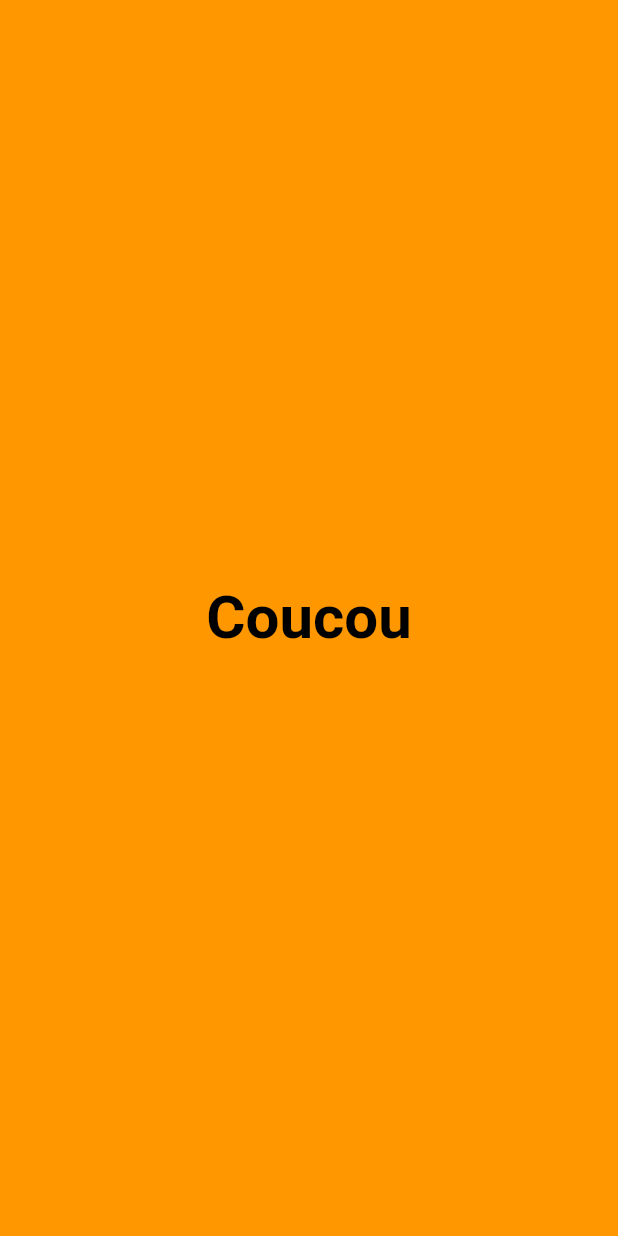
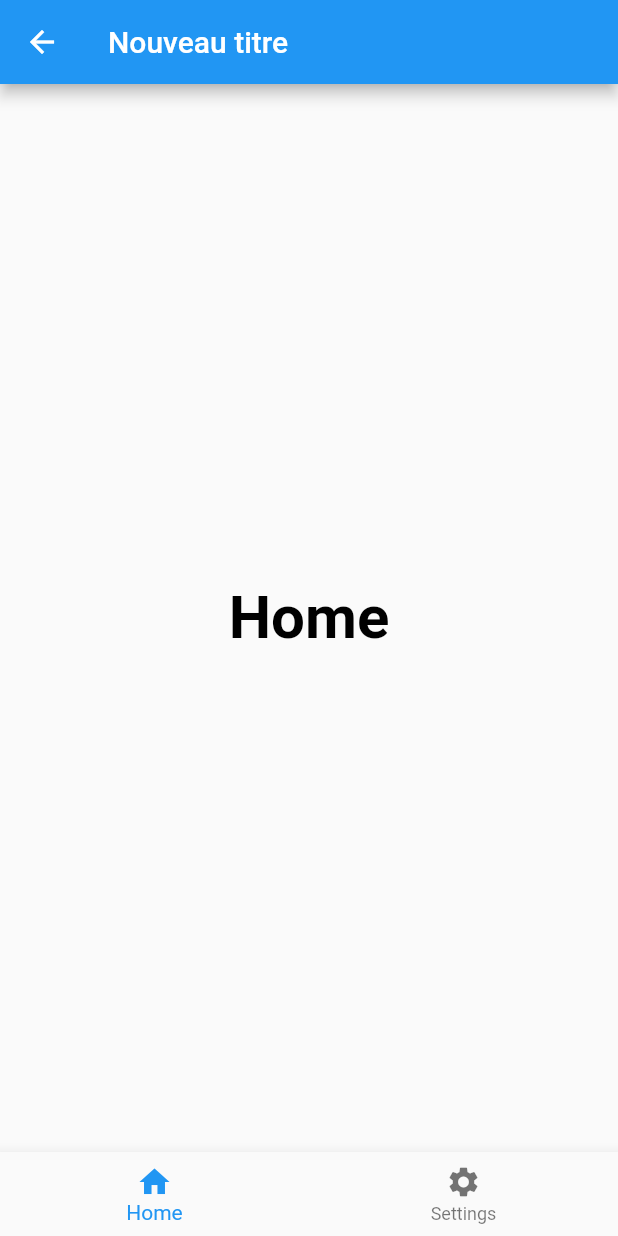
Before and after one commit to ThomasEcalle/al_1_flutter, a Flutter app: the screen it shows after launch, on a phone screen of 412 x 824 dp. Run offline on Flutter 3.47's test engine with Material 2 defaults, Android fonts, the light colour scheme and no system bars.

Commit message:
WIP Stateful

```diff
--- a/lib/main.dart
+++ b/lib/main.dart
@@ -1,3 +1,5 @@
+import 'package:al_1/ui/home_screen/home_screen.dart';
+import 'package:al_1/ui/settings/settings_screen.dart';
 import 'package:flutter/material.dart';
 
 void main() {
@@ -19,24 +21,64 @@ class MyApp extends StatelessWidget {
           ),
         ),
       ),
-      home: Home(),
+      home: const Home(
+        title: 'Nouveau titre',
+      ),
     );
   }
 }
 
-class Home extends StatelessWidget {
-  const Home({Key? key}) : super(key: key);
+class Home extends StatefulWidget {
+  const Home({
+    Key? key,
+    required this.title,
+  }) : super(key: key);
+
+  final String title;
+
+  @override
+  State<Home> createState() => _HomeState();
+}
+
+class _HomeState extends State<Home> {
+  int _currentIndex = 0;
+
+  final List<Widget> _screens = [
+    const HomeScreen(),
+    const SettingsScreen(),
+  ];
+
+  String get title => widget.title;
 
   @override
   Widget build(BuildContext context) {
-    return Container(
-      color: Colors.orange,
-      child: Center(
-        child: Text(
-          'Coucou',
-          style: Theme.of(context).textTheme.headline1,
-        ),
+    return Scaffold(
+      appBar: AppBar(
+        leading: const Icon(Icons.arrow_back),
+        title: Text(widget.title),
+      ),
+      body: _screens[_currentIndex],
+      bottomNavigationBar: BottomNavigationBar(
+        onTap: _onClicked,
+        currentIndex: _currentIndex,
+        items: const [
+          BottomNavigationBarItem(
+            icon: Icon(Icons.home),
+            label: 'Home',
+          ),
+          BottomNavigationBarItem(
+            icon: Icon(Icons.settings),
+            label: 'Settings',
+          ),
+        ],
       ),
     );
   }
+
+  void _onClicked(int newIndex) {
+    setState(() {
+      _currentIndex = newIndex;
+    });
+    print('_currentIndex = $_currentIndex');
+  }
 }
--- /dev/null
+++ b/lib/ui/home_screen/home_screen.dart
@@ -0,0 +1,15 @@
+import 'package:flutter/material.dart';
+
+class HomeScreen extends StatelessWidget {
+  const HomeScreen({Key? key}) : super(key: key);
+
+  @override
+  Widget build(BuildContext context) {
+    return Center(
+      child: Text(
+        'Home',
+        style: Theme.of(context).textTheme.headline1,
+      ),
+    );
+  }
+}
--- /dev/null
+++ b/lib/ui/settings/settings_screen.dart
@@ -0,0 +1,15 @@
+import 'package:flutter/material.dart';
+
+class SettingsScreen extends StatelessWidget {
+  const SettingsScreen({Key? key}) : super(key: key);
+
+  @override
+  Widget build(BuildContext context) {
+    return Center(
+      child: Text(
+        'Settings',
+        style: Theme.of(context).textTheme.headline1,
+      ),
+    );
+  }
+}
```
